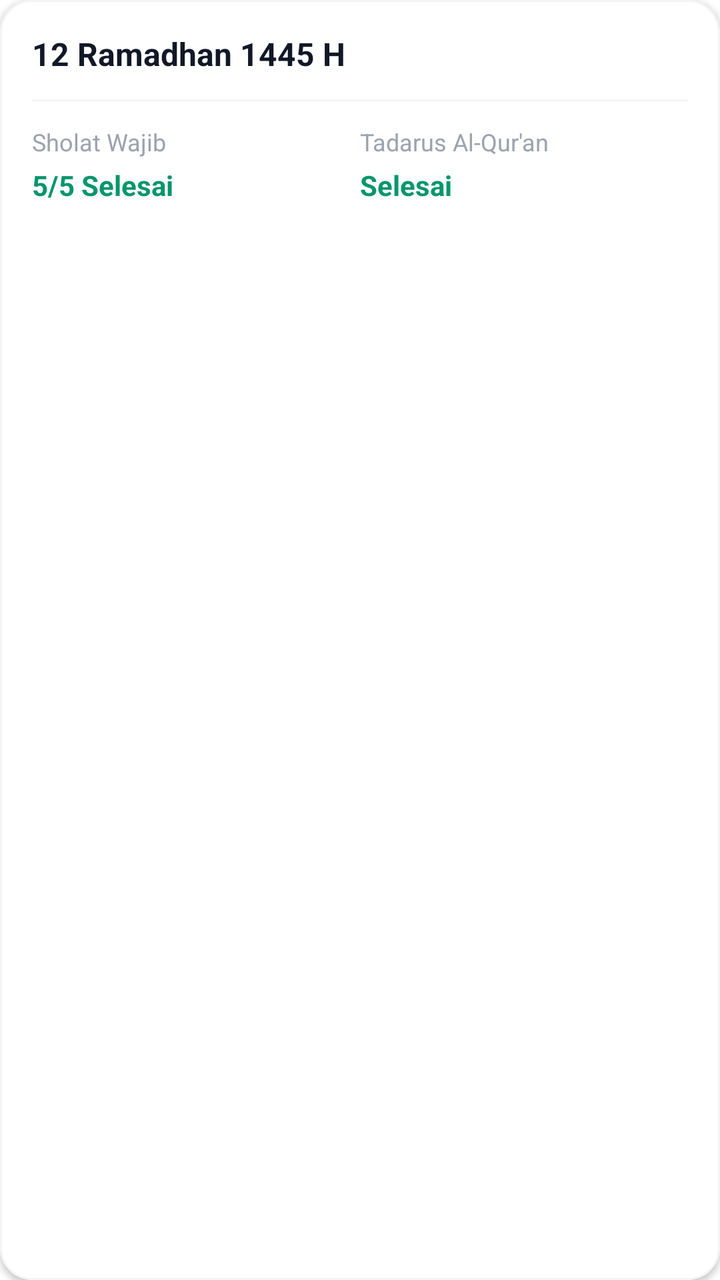
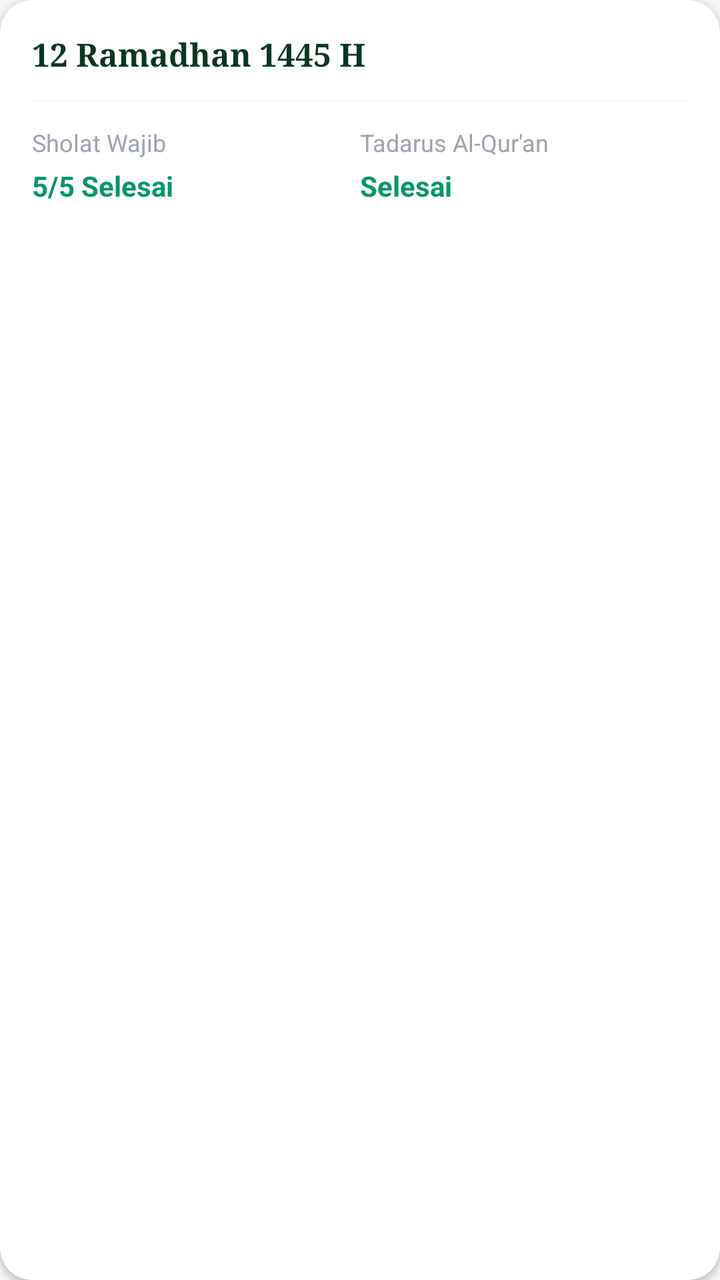

Two renders of the same Android screen: before a commit and after it. Below are the layout's source before the change and the commit's diff.
<!-- AndroidManifest.xml: application theme Theme.RamadhanDigital -->
<!-- res/layout/item_ibadah_harian.xml -->
<?xml version="1.0" encoding="utf-8"?>
<com.google.android.material.card.MaterialCardView xmlns:android="http://schemas.android.com/apk/res/android"
    xmlns:app="http://schemas.android.com/apk/res-auto"
    android:layout_width="match_parent"
    android:layout_height="wrap_content"
    android:layout_marginHorizontal="16dp"
    android:layout_marginVertical="8dp"
    app:cardCornerRadius="16dp"
    app:cardElevation="2dp"
    app:strokeColor="#F3F4F6"
    app:strokeWidth="1dp">

    <LinearLayout
        android:layout_width="match_parent"
        android:layout_height="wrap_content"
        android:orientation="vertical"
        android:padding="16dp">

        <RelativeLayout
            android:layout_width="match_parent"
            android:layout_height="wrap_content">

            <TextView
                android:id="@+id/tvTanggal"
                android:layout_width="wrap_content"
                android:layout_height="wrap_content"
                android:text="12 Ramadhan 1445 H"
                android:textColor="#111827"
                android:textSize="16sp"
                android:textStyle="bold" />

            <TextView
                android:id="@+id/tvNamaUser"
                android:layout_width="wrap_content"
                android:layout_height="wrap_content"
                android:layout_below="@id/tvTanggal"
                android:text="Nama Siswa"
                android:textColor="#6B7280"
                android:textSize="14sp"
                android:visibility="gone" />

        </RelativeLayout>

        <View
            android:layout_width="match_parent"
            android:layout_height="1dp"
            android:layout_marginVertical="12dp"
            android:background="#F3F4F6" />

        <LinearLayout
            android:layout_width="match_parent"
            android:layout_height="wrap_content"
            android:orientation="horizontal">

            <LinearLayout
                android:layout_width="0dp"
                android:layout_height="wrap_content"
                android:layout_weight="1"
                android:orientation="vertical">

                <TextView
                    android:layout_width="wrap_content"
                    android:layout_height="wrap_content"
                    android:text="Sholat Wajib"
                    android:textColor="#9CA3AF"
                    android:textSize="12sp" />

                <TextView
                    android:id="@+id/tvStatusSholat"
                    android:layout_width="wrap_content"
                    android:layout_height="wrap_content"
                    android:layout_marginTop="4dp"
                    android:text="5/5 Selesai"
                    android:textColor="#059669"
                    android:textStyle="bold" />
            </LinearLayout>

            <LinearLayout
                android:layout_width="0dp"
                android:layout_height="wrap_content"
                android:layout_weight="1"
                android:orientation="vertical">

                <TextView
                    android:layout_width="wrap_content"
                    android:layout_height="wrap_content"
                    android:text="Tadarus Al-Qur'an"
                    android:textColor="#9CA3AF"
                    android:textSize="12sp" />

                <TextView
                    android:id="@+id/tvStatusQuran"
                    android:layout_width="wrap_content"
                    android:layout_height="wrap_content"
                    android:layout_marginTop="4dp"
                    android:text="Selesai"
                    android:textColor="#059669"
                    android:textStyle="bold" />
            </LinearLayout>

        </LinearLayout>

    </LinearLayout>

</com.google.android.material.card.MaterialCardView>
<!-- resources referenced by this layout -->
<resources>
  <style name="Theme.RamadhanDigital" parent="Theme.MaterialComponents.Light.NoActionBar">
  
          <item name="colorPrimary">#2E7D32</item>
          <item name="colorPrimaryVariant">#1B5E20</item>
          <item name="colorSecondary">#4CAF50</item>
  
          <item name="colorOnPrimary">@color/white</item>
          <item name="colorOnSecondary">@color/white</item>
  
          <item name="android:windowBackground">@android:color/white</item>
  
          <item name="android:statusBarColor">#2E7D32</item>
          <item name="android:navigationBarColor">@android:color/white</item>
  
          <item name="android:windowLightStatusBar">true</item>
  
          
          <item name="bottomNavigationStyle">@style/App.BottomNavigationView</item>
      </style>
  <color name="white">#FFFFFF</color>
  <style name="App.BottomNavigationView" parent="Widget.MaterialComponents.BottomNavigationView">
          <item name="itemActiveIndicatorStyle">@style/App.Custom.Indicator</item>
          <item name="itemTextAppearanceActive">@style/App.BottomNav.Text.Active</item>
          <item name="itemTextAppearanceInactive">@style/App.BottomNav.Text.Inactive</item>
      </style>
  <style name="App.Custom.Indicator" parent="Widget.Material3.BottomNavigationView.ActiveIndicator">
          
          <item name="android:color">#E8F5E9</item>
          <item name="android:width">60dp</item>
          <item name="android:height">40dp</item>
      </style>
  <style name="App.BottomNav.Text.Active" parent="TextAppearance.MaterialComponents.Caption">
          <item name="android:textStyle">bold</item>
          <item name="android:textSize">14sp</item>
      </style>
  <style name="App.BottomNav.Text.Inactive" parent="TextAppearance.MaterialComponents.Caption">
          <item name="android:textStyle">normal</item>
          <item name="android:textSize">12sp</item>
      </style>
</resources>

<!-- the commit's change to res/layout/item_ibadah_harian.xml (unified diff, before → after) -->
@@ -7,8 +7,8 @@
     android:layout_marginVertical="8dp"
     app:cardCornerRadius="16dp"
     app:cardElevation="2dp"
-    app:strokeColor="#F3F4F6"
-    app:strokeWidth="1dp">
+    app:strokeWidth="0dp"
+    app:cardBackgroundColor="@color/white">
 
     <LinearLayout
         android:layout_width="match_parent"
@@ -25,9 +25,10 @@
                 android:layout_width="wrap_content"
                 android:layout_height="wrap_content"
                 android:text="12 Ramadhan 1445 H"
-                android:textColor="#111827"
+                android:textColor="@color/text_title"
                 android:textSize="16sp"
-                android:textStyle="bold" />
+                android:textStyle="bold"
+                android:fontFamily="serif" />
 
             <TextView
                 android:id="@+id/tvNamaUser"
@@ -35,7 +36,7 @@
                 android:layout_height="wrap_content"
                 android:layout_below="@id/tvTanggal"
                 android:text="Nama Siswa"
-                android:textColor="#6B7280"
+                android:textColor="@color/text_muted"
                 android:textSize="14sp"
                 android:visibility="gone" />
 
@@ -45,7 +46,7 @@
             android:layout_width="match_parent"
             android:layout_height="1dp"
             android:layout_marginVertical="12dp"
-            android:background="#F3F4F6" />
+            android:background="@color/bg_gray" />
 
         <LinearLayout
             android:layout_width="match_parent"
@@ -62,7 +63,7 @@
                     android:layout_width="wrap_content"
                     android:layout_height="wrap_content"
                     android:text="Sholat Wajib"
-                    android:textColor="#9CA3AF"
+                    android:textColor="@color/text_muted"
                     android:textSize="12sp" />
 
                 <TextView
@@ -71,7 +72,7 @@
                     android:layout_height="wrap_content"
                     android:layout_marginTop="4dp"
                     android:text="5/5 Selesai"
-                    android:textColor="#059669"
+                    android:textColor="@color/green_success"
                     android:textStyle="bold" />
             </LinearLayout>
 
@@ -85,7 +86,7 @@
                     android:layout_width="wrap_content"
                     android:layout_height="wrap_content"
                     android:text="Tadarus Al-Qur'an"
-                    android:textColor="#9CA3AF"
+                    android:textColor="@color/text_muted"
                     android:textSize="12sp" />
 
                 <TextView
@@ -94,7 +95,7 @@
                     android:layout_height="wrap_content"
                     android:layout_marginTop="4dp"
                     android:text="Selesai"
-                    android:textColor="#059669"
+                    android:textColor="@color/green_success"
                     android:textStyle="bold" />
             </LinearLayout>
 
<!-- resource entries referenced after the edit -->
@@ -1,43 +1,63 @@
 <!-- resources referenced by this layout -->
 <resources>
+  <color name="bg_gray">#F9FAFB</color>
+  <color name="green_success">#059669</color>
+  <color name="text_muted">#9CA3AF</color>
+  <color name="text_title">#0A3622</color>
   <style name="Theme.RamadhanDigital" parent="Theme.MaterialComponents.Light.NoActionBar">
   
-          <item name="colorPrimary">#2E7D32</item>
-          <item name="colorPrimaryVariant">#1B5E20</item>
-          <item name="colorSecondary">#4CAF50</item>
+          
+          <item name="colorPrimary">@color/green_header</item>
+          <item name="colorPrimaryVariant">@color/green_status_bar</item>
+          <item name="colorSecondary">@color/gold_text</item>
   
           <item name="colorOnPrimary">@color/white</item>
           <item name="colorOnSecondary">@color/white</item>
   
-          <item name="android:windowBackground">@android:color/white</item>
-  
-          <item name="android:statusBarColor">#2E7D32</item>
-          <item name="android:navigationBarColor">@android:color/white</item>
-  
-          <item name="android:windowLightStatusBar">true</item>
+          
+          <item name="android:windowBackground">@color/app_background</item>
   
           
+          <item name="android:statusBarColor">@color/green_status_bar</item>
+          <item name="android:navigationBarColor">@color/white</item>
+  
+          
+          <item name="android:windowLightStatusBar">false</item>
+  
           <item name="bottomNavigationStyle">@style/App.BottomNavigationView</item>
       </style>
+  <color name="green_header">@color/luxury_emerald</color>
+  <color name="green_status_bar">@color/luxury_emerald</color>
+  <color name="gold_text">@color/gold_soft</color>
+  <color name="app_background">@color/luxury_bg</color>
   <color name="white">#FFFFFF</color>
   <style name="App.BottomNavigationView" parent="Widget.MaterialComponents.BottomNavigationView">
           <item name="itemActiveIndicatorStyle">@style/App.Custom.Indicator</item>
           <item name="itemTextAppearanceActive">@style/App.BottomNav.Text.Active</item>
           <item name="itemTextAppearanceInactive">@style/App.BottomNav.Text.Inactive</item>
+          <item name="itemIconTint">@color/bottom_nav_color_state</item>
+          <item name="itemTextColor">@color/bottom_nav_color_state</item>
+          <item name="backgroundTint">@color/white</item>
       </style>
+  <color name="luxury_emerald">#0A3622</color>
+  <color name="gold_soft">#C5A059</color>
+  <color name="luxury_bg">#F4F7F5</color>
   <style name="App.Custom.Indicator" parent="Widget.Material3.BottomNavigationView.ActiveIndicator">
           
-          <item name="android:color">#E8F5E9</item>
+          <item name="android:color">@color/bottom_nav_indicator</item>
           <item name="android:width">60dp</item>
           <item name="android:height">40dp</item>
       </style>
   <style name="App.BottomNav.Text.Active" parent="TextAppearance.MaterialComponents.Caption">
           <item name="android:textStyle">bold</item>
           <item name="android:textSize">14sp</item>
+          <item name="android:fontFamily">serif</item>
       </style>
   <style name="App.BottomNav.Text.Inactive" parent="TextAppearance.MaterialComponents.Caption">
           <item name="android:textStyle">normal</item>
           <item name="android:textSize">12sp</item>
+          <item name="android:fontFamily">serif</item>
       </style>
+  <color name="bottom_nav_indicator">#1A0A3622</color>
 </resources>
 
